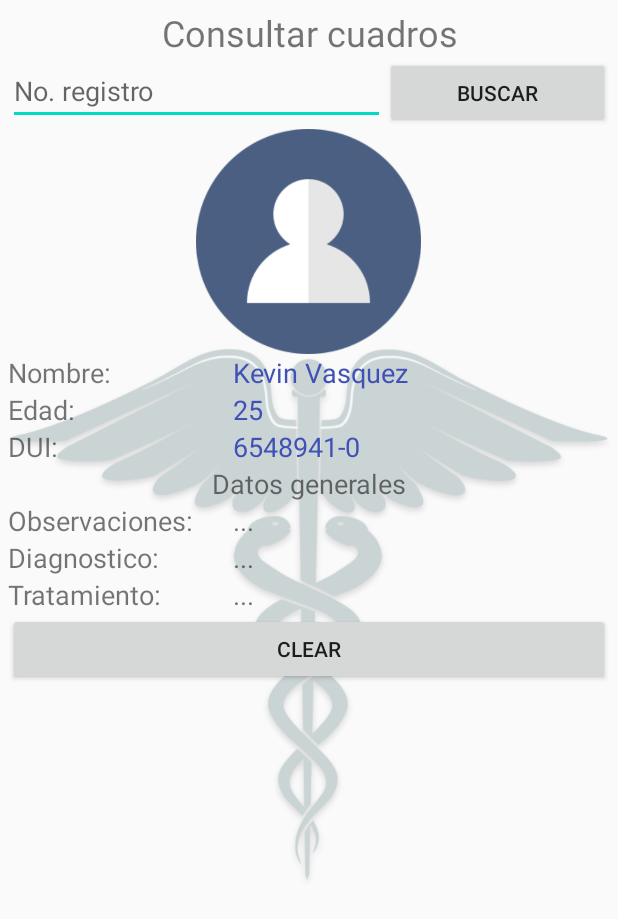
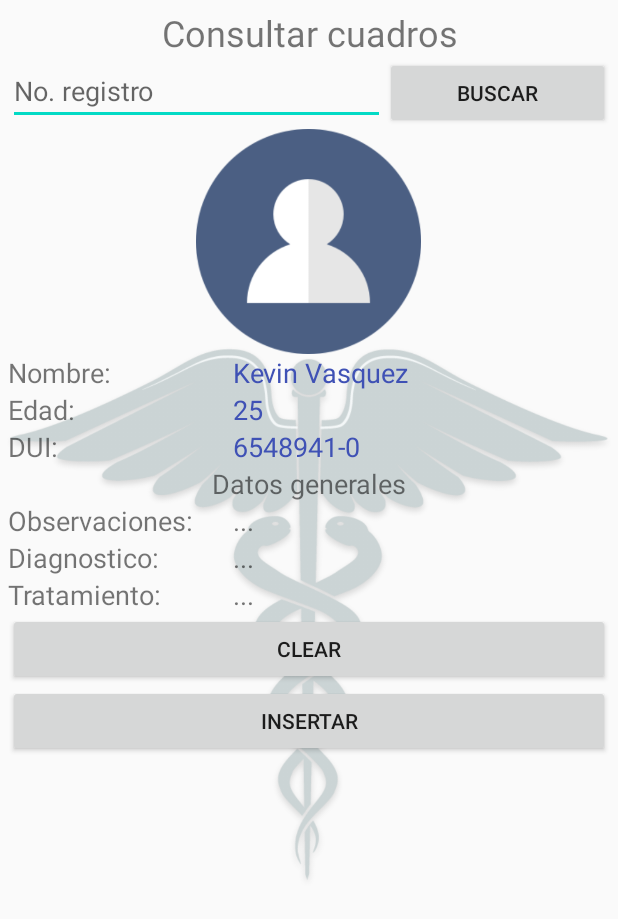
Before and after one commit to AndresKenichi/PruebaNavegacion, an Android app: the fragment ConsultarCuadros shown on its own in the app's theme, on a phone screen of 412 x 824 dp. Shown: the top 919 px of the screen. Run offline under Robolectric (Android 15) with nearby library versions, the phone set to English and light mode, and no system bars.

Commit message:
consultar cuadros

```diff
--- a/app/src/main/res/layout/ar_fragment_consultar_cuadros.xml
+++ b/app/src/main/res/layout/ar_fragment_consultar_cuadros.xml
@@ -46,7 +46,7 @@
                     android:orientation="horizontal">
 
                     <EditText
-                        android:id="@+id/editTextNumber8"
+                        android:id="@+id/edtNoCuadro"
                         android:layout_width="match_parent"
                         android:layout_height="wrap_content"
                         android:layout_weight="1"
@@ -55,7 +55,7 @@
                         android:inputType="number" />
 
                     <Button
-                        android:id="@+id/button5"
+                        android:id="@+id/btnSearchCuadro"
                         android:layout_width="300dp"
                         android:layout_height="wrap_content"
                         android:layout_weight="1"
@@ -83,7 +83,7 @@
                         android:textSize="18sp" />
 
                     <TextView
-                        android:id="@+id/textView50"
+                        android:id="@+id/txtName"
                         android:layout_width="match_parent"
                         android:layout_height="wrap_content"
                         android:layout_weight="1"
@@ -106,7 +106,7 @@
                         android:textSize="18sp" />
 
                     <TextView
-                        android:id="@+id/textView52"
+                        android:id="@+id/txtAge"
                         android:layout_width="match_parent"
                         android:layout_height="wrap_content"
                         android:layout_weight="1"
@@ -129,7 +129,7 @@
                         android:textSize="18sp" />
 
                     <TextView
-                        android:id="@+id/textView56"
+                        android:id="@+id/txtDUI"
                         android:layout_width="match_parent"
                         android:layout_height="wrap_content"
                         android:layout_weight="1"
@@ -160,7 +160,7 @@
                         android:textSize="18sp" />
 
                     <TextView
-                        android:id="@+id/textView59"
+                        android:id="@+id/txtObservaciones"
                         android:layout_width="match_parent"
                         android:layout_height="wrap_content"
                         android:layout_weight="1"
@@ -182,7 +182,7 @@
                         android:textSize="18sp" />
 
                     <TextView
-                        android:id="@+id/textView61"
+                        android:id="@+id/txtDiagnostico"
                         android:layout_width="match_parent"
                         android:layout_height="wrap_content"
                         android:layout_weight="1"
@@ -204,7 +204,7 @@
                         android:textSize="18sp" />
 
                     <TextView
-                        android:id="@+id/textView63"
+                        android:id="@+id/txtTratamiento"
                         android:layout_width="match_parent"
                         android:layout_height="wrap_content"
                         android:layout_weight="1"
@@ -213,10 +213,16 @@
                 </LinearLayout>
 
                 <Button
-                    android:id="@+id/button11"
+                    android:id="@+id/btnClear"
                     android:layout_width="match_parent"
                     android:layout_height="wrap_content"
                     android:text="clear" />
+
+                <Button
+                    android:id="@+id/btnInsert"
+                    android:layout_width="match_parent"
+                    android:layout_height="wrap_content"
+                    android:text="Insertar" />
 
             </LinearLayout>
         </LinearLayout>
```
Also changed, not shown: app/src/main/java/com/example/pruebanavegacion/ui_archivo/ConsultarCuadros.java (+129 -0 lines).
